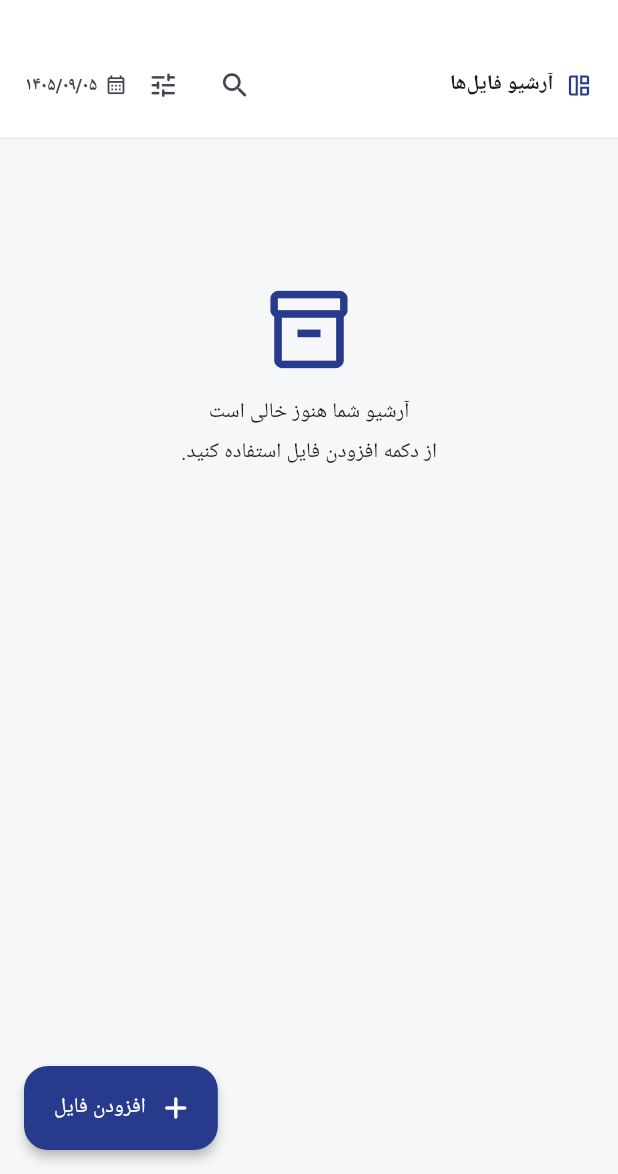
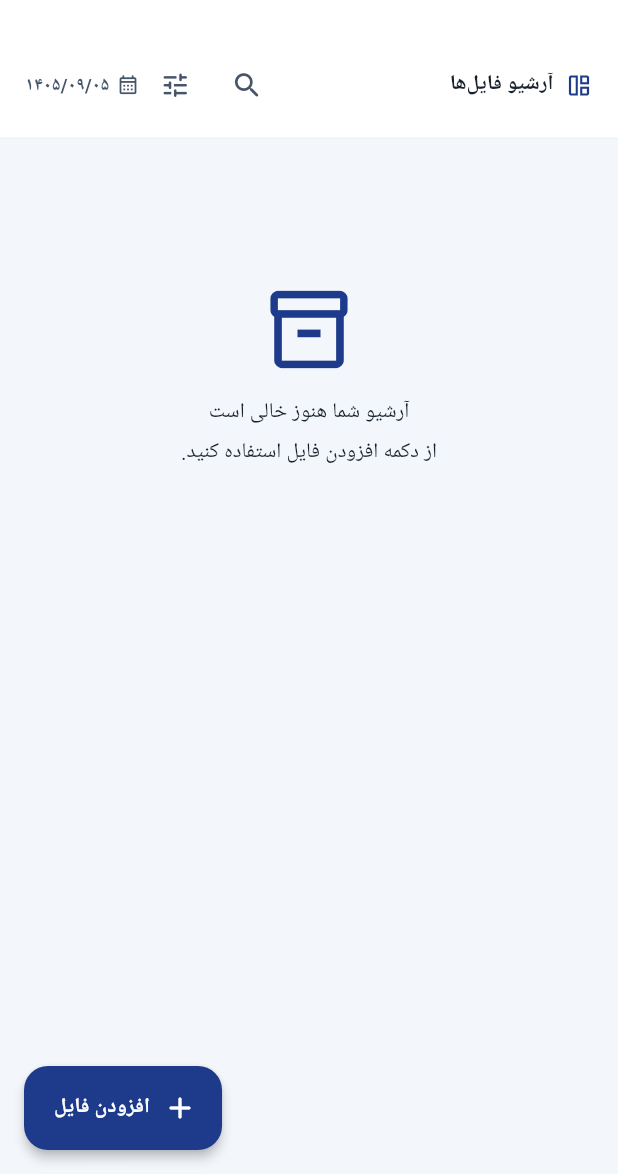
Before and after one commit to ahbe0911-cmd/resaneh_media, a Flutter app: the screen it shows after launch, on a phone screen of 412 x 824 dp, the part 62-1236 px from its top. Run offline on Flutter 3.47's test engine with Material 3 defaults, Android fonts, the phone set to English and light mode, and no system bars; our stand-ins replace cross_file, file_picker, flutter_secure_storage, open_filex, package_info_plus, shamsi_date and 4 more; missing offline and left inert: receive_sharing_intent; accounts and stored records are empty; Roboto replaces fonts that are missing (Vazirmatn); statements that could not run were skipped.

Commit message:
Phase 1: flavor design system, full Vazirmatn weights and scoped theme rebuilds

```diff
--- a/lib/app/app_theme.dart
+++ b/lib/app/app_theme.dart
@@ -1,45 +1,59 @@
+import 'dart:ui' show FontFeature;
+
 import 'package:flutter/material.dart';
+
 import 'flavor_config.dart';
+import 'resaneh_brand_theme.dart';
 
 class AppTheme {
   AppTheme._();
 
-  static ThemeData light(FlavorConfig flavor) => _buildTheme(
-        colorScheme: ColorScheme.fromSeed(
-          seedColor: flavor.primaryColor,
-          brightness: Brightness.light,
-        ).copyWith(
-          primary: flavor.primaryColor,
-          secondary: flavor.accentColor,
-          surface: Colors.white,
-          onPrimary: Colors.white,
-        ),
-      );
+  static ThemeData light(FlavorConfig flavor) =>
+      _buildTheme(flavor, Brightness.light);
 
-  static ThemeData dark(FlavorConfig flavor) => _buildTheme(
-        colorScheme: ColorScheme.fromSeed(
-          seedColor: flavor.darkPrimaryColor,
-          brightness: Brightness.dark,
-        ).copyWith(
-          primary: flavor.darkPrimaryColor,
-          secondary: flavor.darkAccentColor,
-          surface: const Color(0xFF151D2C),
-          onPrimary: const Color(0xFF101827),
-        ),
-      );
+  static ThemeData dark(FlavorConfig flavor) =>
+      _buildTheme(flavor, Brightness.dark);
 
-  static ThemeData _buildTheme({required ColorScheme colorScheme}) {
-    final dark = colorScheme.brightness == Brightness.dark;
-    return ThemeData(
+  static ThemeData _buildTheme(FlavorConfig flavor, Brightness brightness) {
+    final dark = brightness == Brightness.dark;
+    final brand = ResanehBrandTheme.forFlavor(flavor, brightness);
+    final primary = dark ? flavor.darkPrimaryColor : flavor.primaryColor;
+    final accent = dark ? flavor.darkAccentColor : flavor.accentColor;
+    final ink = dark ? const Color(0xFFF1F5F9) : const Color(0xFF17212B);
+    final muted = dark ? const Color(0xFFB6C3CF) : const Color(0xFF475569);
+    final scheme = ColorScheme.fromSeed(
+      seedColor: primary,
+      brightness: brightness,
+    ).copyWith(
+      primary: primary,
+      secondary: accent,
+      onPrimary: dark ? const Color(0xFF081410) : Colors.white,
+      onSecondary: const Color(0xFF111827),
+      surface: brand.cardSurface,
+      onSurface: ink,
+      onSurfaceVariant: muted,
+      surfaceContainerHighest: dark
+          ? (flavor.isKetabkhaneh
+              ? const Color(0xFF23352E)
+              : const Color(0xFF24324A))
+          : (flavor.isKetabkhaneh
+              ? const Color(0xFFEDECE6)
+              : const Color(0xFFE7EDF5)),
+      outlineVariant: dark
+          ? const Color(0xFF40505C)
+          : const Color(0xFFD6DDE3),
+    );
+    final radius = BorderRadius.circular(brand.cardRadius);
+    final base = ThemeData(
       useMaterial3: true,
-      brightness: colorScheme.brightness,
-      colorScheme: colorScheme,
+      brightness: brightness,
+      colorScheme: scheme,
       fontFamily: 'Vazirmatn',
-      scaffoldBackgroundColor:
-          dark ? const Color(0xFF0C1421) : const Color(0xFFF5F7F8),
+      scaffoldBackgroundColor: brand.canvas,
+      extensions: [brand],
       appBarTheme: AppBarTheme(
-        backgroundColor: dark ? const Color(0xFF151D2C) : Colors.white,
-        foregroundColor: colorScheme.onSurface,
+        backgroundColor: brand.cardSurface,
+        foregroundColor: scheme.onSurface,
         centerTitle: false,
         elevation: 0,
         surfaceTintColor: Colors.transparent,
@@ -47,41 +61,68 @@ class AppTheme {
           fontFamily: 'Vazirmatn',
           fontSize: 19,
           fontWeight: FontWeight.w700,
-          color: colorScheme.onSurface,
+          color: scheme.onSurface,
+        ),
+      ),
+      cardTheme: CardThemeData(
+        color: brand.cardSurface,
+        elevation: 0,
+        surfaceTintColor: Colors.transparent,
+        shape: RoundedRectangleBorder(
+          borderRadius: radius,
+          side: BorderSide(color: scheme.outlineVariant),
         ),
       ),
       inputDecorationTheme: InputDecorationTheme(
         filled: true,
-        fillColor: dark ? const Color(0xFF202B3B) : const Color(0xFFF0F3F5),
+        fillColor: scheme.surfaceContainerHighest,
         contentPadding:
             const EdgeInsets.symmetric(horizontal: 16, vertical: 15),
         border: OutlineInputBorder(
-          borderRadius: BorderRadius.circular(16),
+          borderRadius: radius,
           borderSide: BorderSide.none,
         ),
         enabledBorder: OutlineInputBorder(
-          borderRadius: BorderRadius.circular(16),
+          borderRadius: radius,
           borderSide: BorderSide.none,
         ),
         focusedBorder: OutlineInputBorder(
-          borderRadius: BorderRadius.circular(16),
-          borderSide: BorderSide(color: colorScheme.primary, width: 1.5),
+          borderRadius: radius,
+          borderSide: BorderSide(color: primary, width: 1.5),
         ),
       ),
       snackBarTheme: SnackBarThemeData(
         behavior: SnackBarBehavior.floating,
-        backgroundColor: dark ? const Color(0xFF293548) : const Color(0xFF263238),
+        backgroundColor: dark
+            ? const Color(0xFF293548)
+            : const Color(0xFF263238),
         contentTextStyle: const TextStyle(
           fontFamily: 'Vazirmatn',
           color: Colors.white,
           fontSize: 13,
         ),
-        shape: RoundedRectangleBorder(borderRadius: BorderRadius.circular(14)),
+        shape: RoundedRectangleBorder(borderRadius: radius),
       ),
       floatingActionButtonTheme: FloatingActionButtonThemeData(
-        backgroundColor: colorScheme.primary,
-        foregroundColor: colorScheme.onPrimary,
+        backgroundColor: primary,
+        foregroundColor: scheme.onPrimary,
         elevation: 3,
+      ),
+    );
+    const numbers = [FontFeature.tabularFigures()];
+    final text = base.textTheme;
+    return base.copyWith(
+      textTheme: text.copyWith(
+        titleLarge: text.titleLarge?.copyWith(fontWeight: FontWeight.w700),
+        titleMedium: text.titleMedium?.copyWith(fontWeight: FontWeight.w600),
+        titleSmall: text.titleSmall?.copyWith(fontWeight: FontWeight.w600),
+        bodySmall: text.bodySmall?.copyWith(fontFeatures: numbers),
+        labelLarge: text.labelLarge?.copyWith(
+          fontWeight: FontWeight.w600,
+          fontFeatures: numbers,
+        ),
+        labelMedium: text.labelMedium?.copyWith(fontFeatures: numbers),
+        labelSmall: text.labelSmall?.copyWith(fontFeatures: numbers),
       ),
     );
   }
--- a/lib/app/flavor_config.dart
+++ b/lib/app/flavor_config.dart
@@ -26,10 +26,10 @@ class FlavorConfig {
     appName: 'رسانه کتابخانه',
     applicationId: 'com.resaneh.ketabkhaneh',
     description: 'آرشیو هوشمند رسانه و اسناد کتابخانه',
-    primaryColor: Color(0xFF075B45),
-    accentColor: Color(0xFFC9A45C),
+    primaryColor: Color(0xFF065F46),
+    accentColor: Color(0xFFC69749),
     darkPrimaryColor: Color(0xFF34D399),
-    darkAccentColor: Color(0xFFE8C77A),
+    darkAccentColor: Color(0xFFE5C07B),
   );
 
   static const kafinet = FlavorConfig(
@@ -37,10 +37,10 @@ class FlavorConfig {
     appName: 'رسانه کافی‌نت',
     applicationId: 'com.resaneh.kafinet',
     description: 'مدیریت هوشمند اسناد و فایل‌های کافی‌نت',
-    primaryColor: Color(0xFF273A8C),
-    accentColor: Color(0xFF16BFD0),
-    darkPrimaryColor: Color(0xFF93C5FD),
-    darkAccentColor: Color(0xFF67E8F9),
+    primaryColor: Color(0xFF1E3A8A),
+    accentColor: Color(0xFF06B6D4),
+    darkPrimaryColor: Color(0xFF60A5FA),
+    darkAccentColor: Color(0xFF22D3EE),
   );
 
   bool get isKetabkhaneh => flavorName == 'ketabkhaneh';
--- a/lib/app/resaneh_app.dart
+++ b/lib/app/resaneh_app.dart
@@ -56,8 +56,9 @@ class ResanehApp extends StatelessWidget {
         create: (ctx) => AppLockController(service: ctx.read<AppLockService>()),
       ),
     ],
-    child: Consumer<SettingsProvider>(
-      builder: (ctx, settings, _) => MaterialApp(
+    child: Selector<SettingsProvider, ThemeMode>(
+      selector: (_, settings) => settings.themeMode,
+      builder: (ctx, themeMode, _) => MaterialApp(
         debugShowCheckedModeBanner: false,
         title: config.appName,
         locale: const Locale('fa', 'IR'),
@@ -69,7 +70,7 @@ class ResanehApp extends StatelessWidget {
         ],
         theme: AppTheme.light(config),
         darkTheme: AppTheme.dark(config),
-        themeMode: settings.themeMode,
+        themeMode: themeMode,
         builder: (context, child) => Directionality(
           textDirection: TextDirection.rtl,
           child: AppLockGate(child: child ?? const SizedBox.shrink()),
--- /dev/null
+++ b/lib/app/resaneh_brand_theme.dart
@@ -0,0 +1,108 @@
+import 'package:flutter/material.dart';
+
+import '../core/utils/file_classifier.dart';
+import 'flavor_config.dart';
+
+@immutable
+class ResanehBrandTheme extends ThemeExtension<ResanehBrandTheme> {
+  const ResanehBrandTheme({
+    required this.canvas,
+    required this.cardSurface,
+    required this.imageColor,
+    required this.videoColor,
+    required this.pdfColor,
+    required this.otherColor,
+    required this.cardRadius,
+    required this.headerStart,
+    required this.headerEnd,
+  });
+
+  final Color canvas;
+  final Color cardSurface;
+  final Color imageColor;
+  final Color videoColor;
+  final Color pdfColor;
+  final Color otherColor;
+  final double cardRadius;
+  final Color headerStart;
+  final Color headerEnd;
+
+  static ResanehBrandTheme of(BuildContext context) =>
+      Theme.of(context).extension<ResanehBrandTheme>()!;
+
+  factory ResanehBrandTheme.forFlavor(
+    FlavorConfig flavor,
+    Brightness brightness,
+  ) {
+    final dark = brightness == Brightness.dark;
+    final library = flavor.isKetabkhaneh;
+    return ResanehBrandTheme(
+      canvas: dark
+          ? (library ? const Color(0xFF0B1412) : const Color(0xFF0A101F))
+          : (library ? const Color(0xFFF8F7F4) : const Color(0xFFF3F6FA)),
+      cardSurface: dark
+          ? (library ? const Color(0xFF12211D) : const Color(0xFF131D35))
+          : Colors.white,
+      imageColor: dark ? const Color(0xFF6EE7B7) : const Color(0xFF047857),
+      videoColor: dark ? const Color(0xFFC4B5FD) : const Color(0xFF6D28D9),
+      pdfColor: dark ? const Color(0xFFFCA5A5) : const Color(0xFFB91C1C),
+      otherColor: dark ? const Color(0xFF67E8F9) : const Color(0xFF0E7490),
+      cardRadius: library ? 18 : 14,
+      headerStart: dark ? flavor.darkPrimaryColor : flavor.primaryColor,
+      headerEnd: dark ? flavor.darkAccentColor : flavor.accentColor,
+    );
+  }
+
+  LinearGradient get headerGradient => LinearGradient(
+        begin: AlignmentDirectional.topStart,
+        end: AlignmentDirectional.bottomEnd,
+        colors: [headerStart, headerEnd],
+      );
+
+  Color mediaColor(MediaFileType type) => switch (type) {
+        MediaFileType.image => imageColor,
+        MediaFileType.video => videoColor,
+        MediaFileType.pdf => pdfColor,
+        MediaFileType.other => otherColor,
+      };
+
+  @override
+  ResanehBrandTheme copyWith({
+    Color? canvas,
+    Color? cardSurface,
+    Color? imageColor,
+    Color? videoColor,
+    Color? pdfColor,
+    Color? otherColor,
+    double? cardRadius,
+    Color? headerStart,
+    Color? headerEnd,
+  }) =>
+      ResanehBrandTheme(
+        canvas: canvas ?? this.canvas,
+        cardSurface: cardSurface ?? this.cardSurface,
+        imageColor: imageColor ?? this.imageColor,
+        videoColor: videoColor ?? this.videoColor,
+        pdfColor: pdfColor ?? this.pdfColor,
+        otherColor: otherColor ?? this.otherColor,
+        cardRadius: cardRadius ?? this.cardRadius,
+        headerStart: headerStart ?? this.headerStart,
+        headerEnd: headerEnd ?? this.headerEnd,
+      );
+
+  @override
+  ResanehBrandTheme lerp(covariant ResanehBrandTheme? other, double t) {
+    if (other == null) return this;
+    return ResanehBrandTheme(
+      canvas: Color.lerp(canvas, other.canvas, t)!,
+      cardSurface: Color.lerp(cardSurface, other.cardSurface, t)!,
+      imageColor: Color.lerp(imageColor, other.imageColor, t)!,
+      videoColor: Color.lerp(videoColor, other.videoColor, t)!,
+      pdfColor: Color.lerp(pdfColor, other.pdfColor, t)!,
+      otherColor: Color.lerp(otherColor, other.otherColor, t)!,
+      cardRadius: cardRadius + (other.cardRadius - cardRadius) * t,
+      headerStart: Color.lerp(headerStart, other.headerStart, t)!,
+      headerEnd: Color.lerp(headerEnd, other.headerEnd, t)!,
+    );
+  }
+}
--- /dev/null
+++ b/lib/core/utils/formatters.dart
@@ -0,0 +1,40 @@
+import 'package:flutter/material.dart';
+
+import 'file_classifier.dart';
+import 'jalali_formatter.dart';
+
+class Formatters {
+  Formatters._();
+
+  static String fileSize(int bytes) {
+    final size = bytes < 0 ? 0 : bytes;
+    final String formatted;
+    if (size < 1024) {
+      formatted = '$size B';
+    } else if (size < 1024 * 1024) {
+      formatted = '${(size / 1024).toStringAsFixed(1)} KB';
+    } else if (size < 1024 * 1024 * 1024) {
+      formatted = '${(size / (1024 * 1024)).toStringAsFixed(1)} MB';
+    } else {
+      formatted = '${(size / (1024 * 1024 * 1024)).toStringAsFixed(2)} GB';
+    }
+    return JalaliFormatter.toPersianDigits(formatted);
+  }
+
+  static String typeLabel(MediaFileType? type, {bool plural = false}) =>
+      switch (type) {
+        null => 'همه فایل‌ها',
+        MediaFileType.image => plural ? 'تصاویر' : 'عکس',
+        MediaFileType.video => plural ? 'ویدیوها' : 'ویدیو',
+        MediaFileType.pdf => plural ? 'اسناد PDF' : 'PDF',
+        MediaFileType.other => plural ? 'سایر فایل‌ها' : 'سند',
+      };
+
+  static IconData typeIcon(MediaFileType? type) => switch (type) {
+        null => Icons.dashboard_customize_outlined,
+        MediaFileType.image => Icons.image_outlined,
+        MediaFileType.video => Icons.movie_outlined,
+        MediaFileType.pdf => Icons.picture_as_pdf_outlined,
+        MediaFileType.other => Icons.description_outlined,
+      };
+}
--- a/lib/features/archive/pages/archive_home_page.dart
+++ b/lib/features/archive/pages/archive_home_page.dart
@@ -8,6 +8,7 @@ import 'package:provider/provider.dart';
 import '../../../app/flavor_config.dart';
 import '../../../core/utils/file_classifier.dart';
 import '../../../core/utils/jalali_formatter.dart';
+import '../../../core/utils/formatters.dart';
 import '../../../data/models/media_item.dart';
 import '../../../providers/archive_provider.dart';
 import '../../../providers/settings_provider.dart';
@@ -302,7 +303,7 @@ class _ArchiveHomePageState extends State<ArchiveHomePage> {
                   if (state.selectedType != null)
                     InputChip(
                       avatar: const Icon(Icons.filter_alt_outlined, size: 16),
-                      label: Text(_typeLabel(state.selectedType)),
+                      label: Text(Formatters.typeLabel(state.selectedType, plural: true)),
                       onPressed: _openFilters,
                       onDeleted: () => unawaited(state.setType(null)),
                       visualDensity: VisualDensity.compact,
@@ -331,22 +332,6 @@ class _ArchiveHomePageState extends State<ArchiveHomePage> {
     );
   }
 
-
-  String _typeLabel(MediaFileType? type) => switch (type) {
-    null => 'همه فایل‌ها',
-    MediaFileType.image => 'تصاویر',
-    MediaFileType.video => 'ویدیوها',
-    MediaFileType.pdf => 'اسناد PDF',
-    MediaFileType.other => 'سایر فایل‌ها',
-  };
-
-  IconData _typeIcon(MediaFileType? type) => switch (type) {
-    null => Icons.dashboard_customize_outlined,
-    MediaFileType.image => Icons.image_outlined,
-    MediaFileType.video => Icons.movie_outlined,
-    MediaFileType.pdf => Icons.picture_as_pdf_outlined,
-    MediaFileType.other => Icons.description_outlined,
-  };
 
   Future<void> _openFilters() async {
     final current = _archive.selectedType;
@@ -380,9 +365,9 @@ class _ArchiveHomePageState extends State<ArchiveHomePage> {
                   borderRadius: BorderRadius.circular(13)),
                 tileColor: type == current
                   ? scheme.primaryContainer.withValues(alpha: .55) : null,
-                leading: Icon(_typeIcon(type),
+                leading: Icon(Formatters.typeIcon(type),
                   color: type == current ? scheme.primary : scheme.onSurfaceVariant),
-                title: Text(_typeLabel(type),
+                title: Text(Formatters.typeLabel(type, plural: true),
                   style: const TextStyle(fontWeight: FontWeight.w600)),
                 trailing: type == current
                     ? Icon(Icons.check_circle_rounded, color: scheme.primary)
@@ -488,7 +473,7 @@ class _ArchiveHomePageState extends State<ArchiveHomePage> {
                                   horizontal: 6, vertical: 3),
                                 leading: CircleAvatar(
                                   backgroundColor: theme.colorScheme.primaryContainer,
-                                  child: Icon(_typeIcon(item.fileType),
+                                  child: Icon(Formatters.typeIcon(item.fileType),
                                     color: theme.colorScheme.primary)),
                                 title: Text(item.title,
                                   maxLines: 1, overflow: TextOverflow.ellipsis),
--- a/pubspec.yaml
+++ b/pubspec.yaml
@@ -46,5 +46,11 @@ flutter:
       fonts:
         - asset: assets/fonts/Vazirmatn-Regular.ttf
           weight: 400
+        - asset: assets/fonts/Vazirmatn-Medium.ttf
+          weight: 500
+        - asset: assets/fonts/Vazirmatn-SemiBold.ttf
+          weight: 600
         - asset: assets/fonts/Vazirmatn-Bold.ttf
           weight: 700
+        - asset: assets/fonts/Vazirmatn-ExtraBold.ttf
+          weight: 800
```
Also changed, not shown: lib/features/archive/widgets/media_details_sheet.dart (+10 -8 lines), lib/features/archive/widgets/media_grid_card.dart (+8 -16 lines), lib/features/archive/widgets/media_item_card.dart (+9 -23 lines), lib/features/settings/pages/settings_page.dart (+12 -13 lines), 2 other files.
